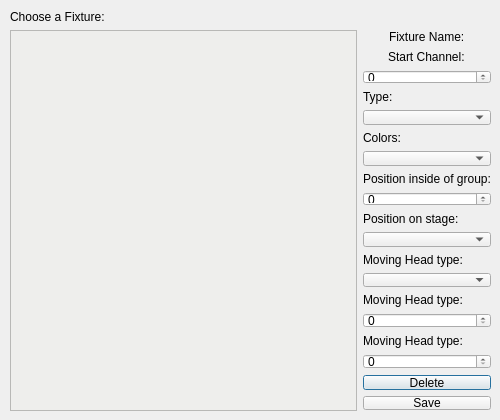
This is src/ui/edit_fixture_dialog.ui in Lenium37/SigLight as Qt 5 draws it before an edit. The edited form follows.
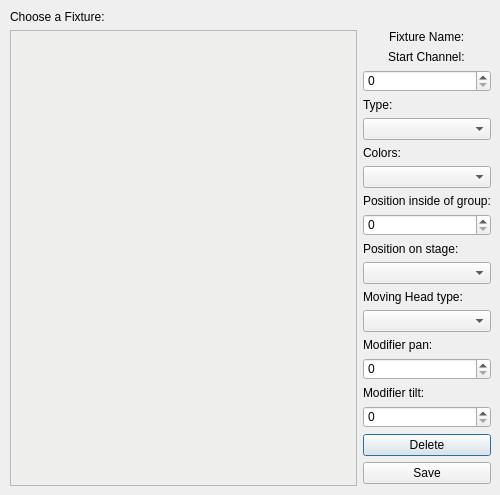
This is the edited form.

Commit message: added pan/tilt offset functionality

Patch:
```diff
--- a/src/ui/edit_fixture_dialog.ui
+++ b/src/ui/edit_fixture_dialog.ui
@@ -7,7 +7,7 @@
     <x>0</x>
     <y>0</y>
     <width>500</width>
-    <height>420</height>
+    <height>495</height>
    </rect>
   </property>
   <property name="windowTitle">
@@ -19,7 +19,7 @@
      <x>10</x>
      <y>10</y>
      <width>481</width>
-     <height>401</height>
+     <height>476</height>
     </rect>
    </property>
    <layout class="QGridLayout" name="gridLayout">
@@ -242,7 +242,7 @@
          <string notr="true"/>
         </property>
         <property name="text">
-         <string>Moving Head type:</string>
+         <string>Modifier pan:</string>
         </property>
        </widget>
       </item>
@@ -267,7 +267,7 @@
          <string notr="true"/>
         </property>
         <property name="text">
-         <string>Moving Head type:</string>
+         <string>Modifier tilt:</string>
         </property>
        </widget>
       </item>
```
The commit also changes 11 other files.
